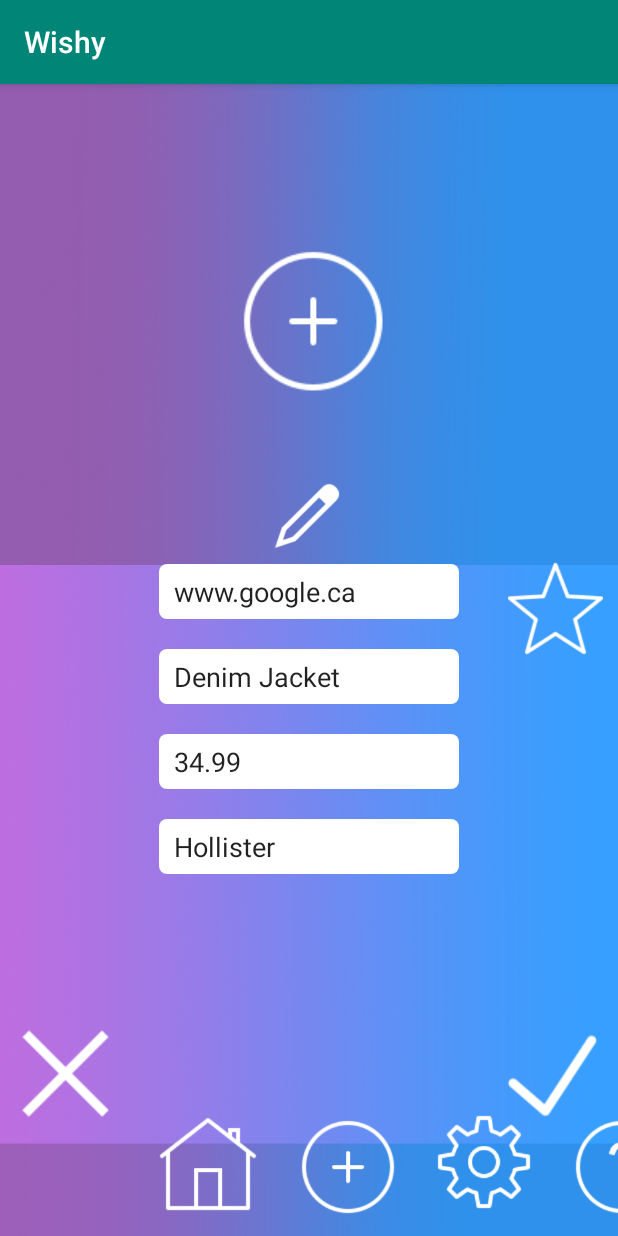
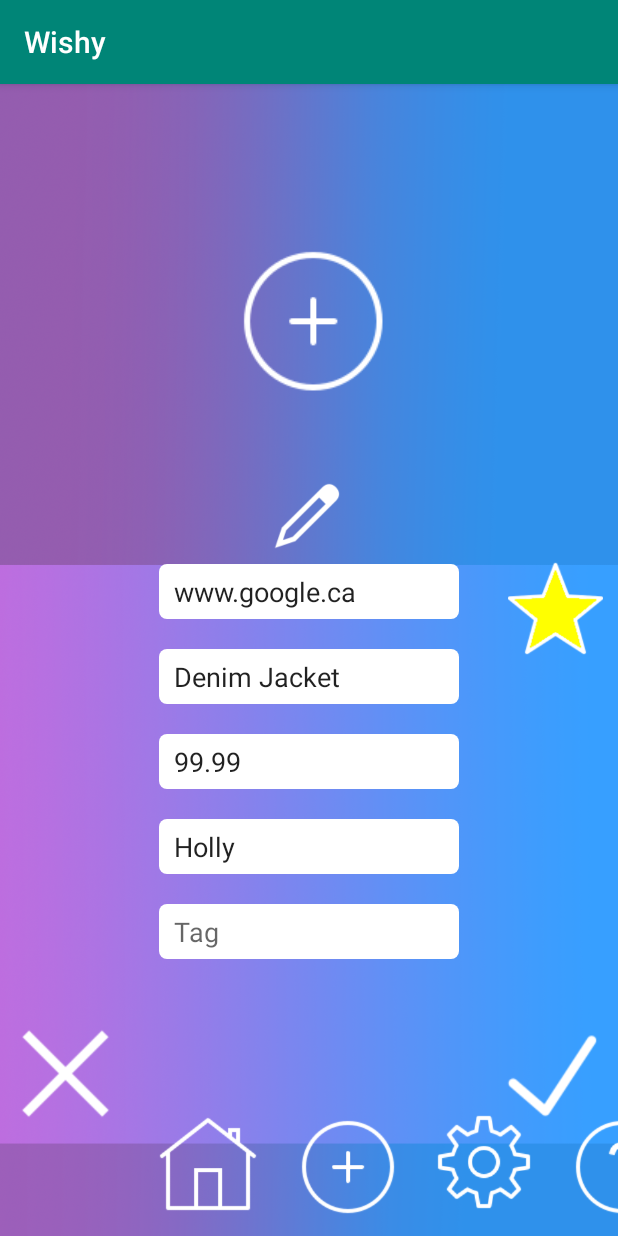
Before and after one commit to ICS-Brandon/SEG3125, an Android app: the screen it shows after launch once a user with an empty profile is signed in (AddEditActivity), after a tap on an icon or button, on a phone screen of 412 x 824 dp. Run offline under Robolectric (Android 15) with nearby library versions, the phone set to English and light mode, and no system bars; our stand-ins replace Firebase (no records; nobody signed in at launch, a user with empty details on screens opened directly); libraries missing offline, so code that uses them is left out: ir.hatamiarash.toast; 2 other taps on this screen came first.

Commit message:
Working on additional functionality for items

```diff
--- a/Wishy/app/build.gradle
+++ b/Wishy/app/build.gradle
@@ -6,7 +6,7 @@ android {
     buildToolsVersion "29.0.2"
     defaultConfig {
         applicationId "com.example.wishy"
-        minSdkVersion 16
+        minSdkVersion 19
         targetSdkVersion 29
         versionCode 1
         versionName "1.0"
--- a/Wishy/app/src/main/AndroidManifest.xml
+++ b/Wishy/app/src/main/AndroidManifest.xml
@@ -21,7 +21,7 @@
             </intent-filter>
         </activity>
         <activity android:name=".CreateAccountActivity"></activity>
-        <activity android:name=".HomeActivity"></activity>
+        <activity android:name=".HomeActivity" android:windowSoftInputMode="stateHidden|adjustPan"></activity>
         <activity android:name=".SettingsActivity"></activity>
         <activity android:name=".AddEditActivity"></activity>
     </application>
--- a/Wishy/app/src/main/java/com/example/wishy/AddEditActivity.java
+++ b/Wishy/app/src/main/java/com/example/wishy/AddEditActivity.java
@@ -22,12 +22,12 @@ public class AddEditActivity extends AppCompatActivity {
     private FirebaseHandler fHandler;
     private FirebaseAuth fAuth;
     private WishlistItem wishItem;
-    private EditText urlInput, itemName, itemPrice, itemBrand;
+    private EditText urlInput, itemName, itemPrice, itemBrand, itemTag;
     private Button doneButton, deleteButton, favButton;
     private ImageView imageView;
-    private String name,brand,url;
+    private String name,brand,url, tag;
     private Double price;
-    private boolean editItem, addItem;
+    private boolean editItem, addItem, favourited;
 
     @Override
     protected void onCreate(Bundle savedInstance){
@@ -48,6 +48,9 @@ public class AddEditActivity extends AppCompatActivity {
 
         itemPrice = findViewById(R.id.itemPrice);
         itemPrice.addTextChangedListener(watcher);
+
+        itemTag = findViewById(R.id.itemTag);
+        itemTag.addTextChangedListener(watcher);
 
         //Intializing Buttons and setting correct properties
         doneButton = findViewById(R.id.doneButton);
@@ -71,14 +74,15 @@ public class AddEditActivity extends AppCompatActivity {
         //Checking if the activity is being used to add an item or edit one
         if(wishItem != null){
             editItem = true;
+            favourited = wishItem.getFavourited();
+            favButton.setClickable(true);
+            if(favourited)
+                favButton.setBackgroundResource(R.drawable.white_favourite_icon_filled);
             populateFields();
         }
-        else{
+        else {
             editItem = false;
         }
-
-        if(editItem)
-            favButton.setClickable(true);
 
     }
 
@@ -111,25 +115,20 @@ public class AddEditActivity extends AppCompatActivity {
 
         //Get wishlist item to edit
 
-        if(wishItem.getFavourited() == true){
+        if(favourited != wishItem.getFavourited()){
+            addItem = true;
+        }
+
+        if(favourited){
             wishItem.setFavourited(false);
+            favButton.setBackgroundResource(R.drawable.favourite_icon);
+            favourited = false;
         }
         else{
             wishItem.setFavourited(true);
+            favButton.setBackgroundResource(R.drawable.white_favourite_icon_filled);
+            favourited = true;
         }
-
-        /*WishlistItem item = fHandler.getWishlistItem(wishItem.getWishID());
-
-        //TODO add highlighted fav icon
-        //Checks if it's favourited or not and toggles it and updates the database
-        if(item.getFavourited() == true){
-            item.setFavourited(true);
-            fHandler.addWishlistItem(item);
-        }else{
-            item.setFavourited(false);
-            fHandler.addWishlistItem(item);
-            favButton.setBackgroundResource(R.drawable.favourite_icon);
-        }*/
 
     }
 
@@ -138,8 +137,6 @@ public class AddEditActivity extends AppCompatActivity {
     public void deleteItem(View view){
 
         //Get item from database and then delete it
-        //WishlistItem item = fHandler.getWishlistItem(wishId);
-        //fHandler.deleteWishlistItem(item);
         Intent returnIntent = new Intent();
         returnIntent.putExtra("item",wishItem);
         setResult(0,returnIntent);
@@ -153,6 +150,9 @@ public class AddEditActivity extends AppCompatActivity {
         //Convert price into double value and create wishlist item to add
         if(addItem && !editItem){
             WishlistItem testItem = new WishlistItem(price,brand,name,url);
+            if(isEmptyString(tag)){
+                testItem.setMainTag(tag);
+            }
             Intent testIntent = new Intent();
             testIntent.putExtra("item",testItem);
             setResult(-1,testIntent);
@@ -160,6 +160,10 @@ public class AddEditActivity extends AppCompatActivity {
         }
         else if(addItem && editItem){
             WishlistItem wishlistItem = new WishlistItem(price,brand,name,url);
+            wishlistItem.setFavourited(favourited);
+            if(isEmptyString(tag)){
+                wishlistItem.setMainTag(tag);
+            }
             wishlistItem.setWishID(wishItem.getWishID());
             Intent returnIntent = new Intent();
             returnIntent.putExtra("item",wishlistItem);
@@ -176,15 +180,10 @@ public class AddEditActivity extends AppCompatActivity {
         FirebaseUser fUser = fAuth.getCurrentUser();
         fHandler.setfUser(fUser);
 
-
         urlInput.setText(wishItem.getUrl());
         itemName.setText(wishItem.getName());
         itemBrand.setText(wishItem.getBrand());
         itemPrice.setText(String.valueOf(wishItem.getPrice()));
-
-        if(wishItem.getFavourited() == true){
-            favButton.setBackgroundResource(R.drawable.favourite_icon);
-        }
 
     }
 
@@ -215,6 +214,7 @@ public class AddEditActivity extends AppCompatActivity {
             brand = itemBrand.getText().toString().trim();
             String priceString = itemPrice.getText().toString();
             url = urlInput.getText().toString().trim();
+            tag = itemTag.getText().toString().trim();
 
             if(editItem) {
                 if(isEmptyString(name) && isEmptyString(brand) && isEmptyString(priceString) && isEmptyString(url)){
@@ -231,6 +231,9 @@ public class AddEditActivity extends AppCompatActivity {
                     else if(!url.equals(wishItem.getUrl()) && URLUtil.isValidUrl(url)){
                         addItem = true;
                     }
+                    else if(!tag.equals(wishItem.getMainTag())){
+                        addItem = true;
+                    }
                 }
             }
             else if(!editItem){
--- a/Wishy/app/src/main/java/com/example/wishy/HomeActivity.java
+++ b/Wishy/app/src/main/java/com/example/wishy/HomeActivity.java
@@ -2,6 +2,8 @@ package com.example.wishy;
 
 import android.content.Intent;
 import android.os.Bundle;
+import android.text.Editable;
+import android.text.TextWatcher;
 import android.util.Log;
 import android.view.View;
 import android.widget.AdapterView;
@@ -42,6 +44,7 @@ public class HomeActivity extends AppCompatActivity implements AdapterView.OnIte
         sortingBy = 0;
 
         searchBar = findViewById(R.id.searchBar);
+        searchBar.addTextChangedListener(itemSearch);
 
         sortSpinner =  findViewById(R.id.sortSpinner);
         sortSpinner.setOnItemSelectedListener(this);
@@ -56,8 +59,10 @@ public class HomeActivity extends AppCompatActivity implements AdapterView.OnIte
         fHandler = new FirebaseHandler();
         fAuth = FirebaseAuth.getInstance();
 
-        WishlistItem one = new WishlistItem(34.99,"Hollister","Denim Jacket","www.google.ca");
+        WishlistItem one = new WishlistItem(34.99,"Hollister","The Denim Jacket","www.google.ca","TEST");
         WishlistItem two = new WishlistItem(80.00,"Asos","A Denim Jacket","www.google.ca");
+        WishlistItem three = new WishlistItem(99.99,"Holly","Denim Jacket","www.google.ca");
+        wishItems.add(three);
         wishItems.add(one);
         wishItems.add(two);
         wishAdapter = new WishlistItemAdapter(this,wishItems);
@@ -65,10 +70,6 @@ public class HomeActivity extends AppCompatActivity implements AdapterView.OnIte
         wishlistView.setAdapter(wishAdapter);
         wishSorter = new WishlistItemSorter();
         wishAdapter.notifyDataSetChanged();
-
-
-        //getwishItems();
-        //loadSpinnerOptions();
     }
 
     //Method to go to Add/Edit activity
@@ -100,7 +101,7 @@ public class HomeActivity extends AppCompatActivity implements AdapterView.OnIte
     public void onItemSelected(AdapterView<?> parent, View arg1, int position,long id) {
 
         if(position == 0){
-
+            sortingBy = 2;
         }
         else{
             sortingBy = position;
@@ -112,20 +113,6 @@ public class HomeActivity extends AppCompatActivity implements AdapterView.OnIte
     @Override
     public void onNothingSelected(AdapterView<?> arg0){
         //TODO dunno;
-    }
-
-    public void getwishItems(){
-        //TODO get list of wishlisted items to store in arraylist
-        /*FirebaseUser fUser = fAuth.getCurrentUser();
-        String id = fUser.getUid();
-        wishItems = fHandler.getAllWishItems(id);
-        wishAdapter.addAll(wishItems);
-        wishAdapter.notifyDataSetChanged();*/
-        WishlistItem one = new WishlistItem(34.99,"Hollister","Denim Jacket","www.google.ca");
-        WishlistItem two = new WishlistItem(80,"Asos","Denim Jacket","www.google.ca");
-        wishAdapter.add(one);
-        wishAdapter.add(two);
-        wishAdapter.notifyDataSetChanged();
     }
 
     //Method to display the wishlist items in the listview
@@ -175,4 +162,21 @@ public class HomeActivity extends AppCompatActivity implements AdapterView.OnIte
 
         super.onActivityResult(requestCode,resultCode,data);
     }
+
+    private TextWatcher itemSearch = new TextWatcher() {
+        @Override
+        public void beforeTextChanged(CharSequence s, int start, int count, int after) {
+
+        }
+
+        @Override
+        public void onTextChanged(CharSequence s, int start, int before, int count) {
+            String searchKey = searchBar.getText().toString().trim();
+            wishAdapter.filterBySearch(searchKey,sortingBy);
+        }
+
+        @Override
+        public void afterTextChanged(Editable s) {
+        }
+    };
 }
--- a/Wishy/app/src/main/java/com/example/wishy/MainActivity.java
+++ b/Wishy/app/src/main/java/com/example/wishy/MainActivity.java
@@ -40,8 +40,6 @@ public class MainActivity extends AppCompatActivity {
 
         login = findViewById(R.id.login);
         createAccount = findViewById(R.id.createAccountPortal);
-
-        mAuth.signOut();
 
         if(mAuth.getCurrentUser() != null){
             Intent intent = new Intent(MainActivity.this, HomeActivity.class);
--- a/Wishy/app/src/main/java/com/example/wishy/WishlistItem.java
+++ b/Wishy/app/src/main/java/com/example/wishy/WishlistItem.java
@@ -16,19 +16,16 @@ public class WishlistItem implements Parcelable {
 
     private double price;
     private String brand, name, mainTag, url, wishID;
-    private List<String> tags;
     private int imageID;
     private boolean favourited;
 
-    public WishlistItem(double p, String b, String n, String u, List<String> t, int i){
+    public WishlistItem(double p, String b, String n, String u, String t, int i){
         price = p;
         brand = b;
         name = n;
-        tags = t;
         imageID = i;
-        if(t.size() > 0)
-            mainTag = t.get(0);
         favourited = false;
+        mainTag = t;
         wishID = UUID.randomUUID().toString();
         url = u;
     }
@@ -37,20 +34,18 @@ public class WishlistItem implements Parcelable {
         price = p;
         brand = b;
         name = n;
-        tags = new ArrayList<>();
         imageID = i;
         favourited = false;
         wishID = UUID.randomUUID().toString();
         url = u;
+        mainTag = " ";
     }
 
-    public WishlistItem(double p, String b, String n, String u, List<String> t){
+    public WishlistItem(double p, String b, String n, String u, String t){
         price = p;
         brand = b;
         name = n;
-        tags = t;
-        if(t.size() > 0)
-            mainTag = t.get(0);
+        mainTag = t;
         imageID = R.drawable.test_image;
         favourited = false;
         wishID = UUID.randomUUID().toString();
@@ -61,11 +56,11 @@ public class WishlistItem implements Parcelable {
         price = p;
         brand = b;
         name = n;
-        tags = new ArrayList<>();
         imageID = R.drawable.test_image;
         favourited = false;
         wishID = UUID.randomUUID().toString();
         url = u;
+        mainTag = " ";
     }
 
     protected WishlistItem(Parcel in) {
@@ -75,7 +70,6 @@ public class WishlistItem implements Parcelable {
         mainTag = in.readString();
         url = in.readString();
         wishID = in.readString();
-        tags = in.createStringArrayList();
         imageID = in.readInt();
         favourited = in.readByte() != 0;
     }
@@ -114,14 +108,6 @@ public class WishlistItem implements Parcelable {
 
     public void setName(String n){
         name = n;
-    }
-
-    public List<String> getTags(){
-        return tags;
-    }
-
-    public void setTags(List<String> t){
-        tags = t;
     }
 
     public int getImageID(){
@@ -177,7 +163,6 @@ public class WishlistItem implements Parcelable {
         dest.writeString(mainTag);
         dest.writeString(url);
         dest.writeString(wishID);
-        dest.writeStringList(tags);
         dest.writeInt(imageID);
         dest.writeByte((byte) (favourited ? 1 : 0));
     }
--- a/Wishy/app/src/main/java/com/example/wishy/WishlistItemAdapter.java
+++ b/Wishy/app/src/main/java/com/example/wishy/WishlistItemAdapter.java
@@ -3,8 +3,7 @@ package com.example.wishy;
 import android.app.Activity;
 import android.content.Context;
 import android.content.Intent;
-import android.media.Image;
-import android.os.Parcel;
+import android.util.Log;
 import android.view.LayoutInflater;
 import android.view.View;
 import android.view.ViewGroup;
@@ -16,16 +15,25 @@ import androidx.annotation.NonNull;
 
 
 import java.util.ArrayList;
-import java.util.List;
 
 public class WishlistItemAdapter extends ArrayAdapter<WishlistItem> {
 
-    private TextView price, brand, mainTag;
+    private TextView price, brand;
+    private TextView mainTag;
     private ImageView background;
     private Button editButton, favButton;
+    private Context mContext;
+    private ArrayList<WishlistItem> wishlistItems;
+    private ArrayList<WishlistItem> holderList;
+    private WishlistItemSorter wSorter;
 
     public WishlistItemAdapter(Context context, ArrayList<WishlistItem> wishArray){
         super(context, 0, wishArray);
+        mContext = getContext();
+        wishlistItems = wishArray;
+        holderList = new ArrayList<>();
+        holderList.addAll(wishlistItems);
+        wSorter = new WishlistItemSorter();
     }
 
     @NonNull
@@ -40,10 +48,17 @@ public class WishlistItemAdapter extends ArrayAdapter<WishlistItem> {
 
         price = convertView.findViewById(R.id.itemPrice);
         brand = convertView.findViewById(R.id.itemBrand);
-        mainTag = convertView.findViewWithTag(R.id.mainTag);
+        mainTag = convertView.findViewWithTag(R.id.mainTag2);
         background = convertView.findViewById(R.id.cardViewBackground);
         editButton = convertView.findViewById(R.id.editButton);
         favButton = convertView.findViewById(R.id.favButton);
+
+        if(wishItem.getFavourited()){
+            favButton.setBackgroundResource(R.drawable.black_favourite_icon_filled);
+        }
+        else{
+        }
+            favButton.setBackgroundResource(R.drawable.black_favourite_icon);
 
         editButton.setOnClickListener(new View.OnClickListener(){
             @Override
@@ -57,30 +72,57 @@ public class WishlistItemAdapter extends ArrayAdapter<WishlistItem> {
         favButton.setOnClickListener(new View.OnClickListener(){
             @Override
             public void onClick(View view){
-
-                if(wishItem.getFavourited() == true){
+                if(wishItem.getFavourited()){
                     wishItem.setFavourited(false);
-                    favButton.setBackgroundResource(R.drawable.favourite_icon);
+                    setUnFavourited();
                 }
                 else{
                     wishItem.setFavourited(true);
-                    favButton.setBackgroundResource(R.drawable.favourite_icon);
+                    setFavourited();
                 }
             }
         });
 
         price.setText("$"+wishItem.getPrice());
         brand.setText(wishItem.getBrand());
-        try {
-            if (wishItem.getTags().get(0) != null && wishItem.getTags() != null) {
-                mainTag.setText(wishItem.getTags().get(0));
-            }
-        }
-        catch(IndexOutOfBoundsException e){
-            //mainTag.setVisibility(View.INVISIBLE);
-            System.out.println("Error: no tags");
-        }
+
         return convertView;
     }
 
+    public void filterBySearch(String searchKey, int searchBy) {
+        searchKey = searchKey.toLowerCase();
+        wishlistItems.clear();
+        if (searchKey.length() == 0) {
+            wishlistItems.addAll(holderList);
+            notifyDataSetChanged();
+        } else {
+
+            if(searchBy == 1){
+                for (WishlistItem w : holderList) {
+                    if (w.getName().toLowerCase().indexOf(searchKey) != -1) {
+                        wishlistItems.add(w);
+                    }
+                    wishlistItems = wSorter.sortSelector(searchBy, wishlistItems);
+                    notifyDataSetChanged();
+                }
+            }
+            else if(searchBy == 2){
+                for (WishlistItem w : holderList) {
+                    if (w.getBrand().toLowerCase().indexOf(searchKey) != -1) {
+                        wishlistItems.add(w);
+                    }
+                    wishlistItems = wSorter.sortSelector(searchBy, wishlistItems);
+                    notifyDataSetChanged();
+                }
+            }
+        }
+    }
+
+    public void setFavourited(){
+        favButton.setBackgroundResource(R.drawable.black_favourite_icon_filled);
+    }
+
+    public void setUnFavourited(){
+        favButton.setBackgroundResource(R.drawable.black_favourite_icon);
+    }
 }
--- a/Wishy/app/src/main/java/com/example/wishy/WishlistItemSorter.java
+++ b/Wishy/app/src/main/java/com/example/wishy/WishlistItemSorter.java
@@ -22,7 +22,7 @@ public class WishlistItemSorter {
                 wishItemsSorted = sortByPrice(wishItems);
                 break;
             case 4:
-                wishItemsSorted = sortByTag(wishItems);
+                wishItemsSorted = sortByFavourite(wishItems);
                 break;
             default:
                 break;
@@ -73,11 +73,11 @@ public class WishlistItemSorter {
         return wish;
     }
 
-    public ArrayList<WishlistItem> sortByTag(ArrayList<WishlistItem> wish){
+    public ArrayList<WishlistItem> sortByFavourite(ArrayList<WishlistItem> wish){
         Collections.sort(wish, new Comparator<WishlistItem>() {
             @Override
             public int compare(WishlistItem o1, WishlistItem o2) {
-                return o1.getMainTag().compareTo(o2.getMainTag());
+                return Boolean.compare(o1.getFavourited(),o2.getFavourited());
             }
         });
 
--- a/Wishy/app/src/main/res/layout/add_edit_layout.xml
+++ b/Wishy/app/src/main/res/layout/add_edit_layout.xml
@@ -146,6 +146,22 @@
         app:layout_constraintRight_toRightOf="parent"
         app:layout_constraintTop_toBottomOf="@+id/itemPrice" />
 
+    <EditText
+        android:id="@+id/itemTag"
+        android:layout_width="wrap_content"
+        android:layout_height="wrap_content"
+        android:layout_marginTop="20dp"
+        android:width="200dp"
+        android:background="@drawable/edit_background"
+        android:hint="Tag"
+        android:paddingHorizontal="10dp"
+        android:paddingVertical="6dp"
+        android:textSize="18sp"
+        app:layout_constraintLeft_toLeftOf="parent"
+        app:layout_constraintRight_toRightOf="parent"
+        app:layout_constraintTop_toBottomOf="@+id/itemBrand"
+        />
+
     <Button
         android:id="@+id/deleteButton"
         android:onClick="deleteItem"
@@ -193,15 +209,6 @@
         app:layout_constraintRight_toRightOf="parent"
         app:layout_constraintTop_toTopOf="parent" />
 
-    <Spinner
-        android:id="@+id/tagSpinner"
-        android:layout_width="200dp"
-        android:layout_height="wrap_content"
-        android:layout_marginTop="20dp"
-        app:layout_constraintLeft_toLeftOf="parent"
-        app:layout_constraintRight_toRightOf="parent"
-        app:layout_constraintTop_toBottomOf="@+id/itemBrand" />
-
     <ImageView
         android:id="@+id/wishImage"
         android:layout_width="wrap_content"
--- a/Wishy/app/src/main/res/layout/home_layout.xml
+++ b/Wishy/app/src/main/res/layout/home_layout.xml
@@ -88,11 +88,12 @@
 
     <EditText
         android:id="@+id/searchBar"
+        android:textColor="#FFFFFF"
         android:layout_width="700px"
         android:layout_height="100px"
         android:layout_marginRight="5dp"
         android:background="@drawable/search_bar"
-        android:paddingLeft="15dp"
+        android:paddingLeft="25dp"
         android:paddingRight="5dp"
         app:layout_constraintRight_toRightOf="parent"
         app:layout_constraintTop_toTopOf="parent" />
--- a/Wishy/app/src/main/res/layout/wishlist_item.xml
+++ b/Wishy/app/src/main/res/layout/wishlist_item.xml
@@ -22,7 +22,6 @@
         android:layout_height="40px"
         android:layout_marginRight="10dp"
         android:layout_marginBottom="4dp"
-        android:background="@drawable/black_favourite_icon"
         android:onClick="favItem"
         app:layout_constraintBottom_toBottomOf="@+id/cardViewBackground"
         app:layout_constraintRight_toLeftOf="@+id/editButton" />
@@ -64,7 +63,7 @@
         app:layout_constraintLeft_toLeftOf="@+id/cardViewBackground" />
 
     <TextView
-        android:id="@+id/mainTag"
+        android:id="@+id/mainTag2"
         android:layout_width="wrap_content"
         android:layout_height="wrap_content"
         android:background="@drawable/tag_background"
```
Also changed, not shown: Wishy/app/src/main/res/drawable/fav_button_swap.xml (added, +9 -0 lines), Wishy/app/src/main/res/drawable/black_favourite_icon_filled.png (added), Wishy/app/src/main/res/drawable/white_favourite_icon_filled.png (added).
